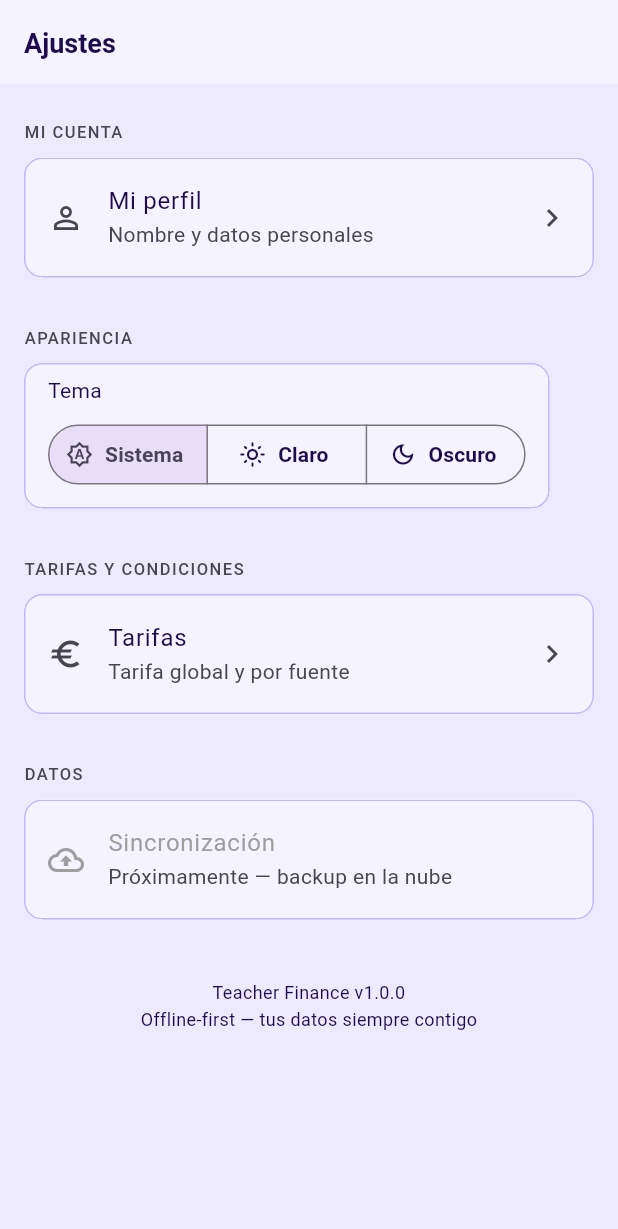
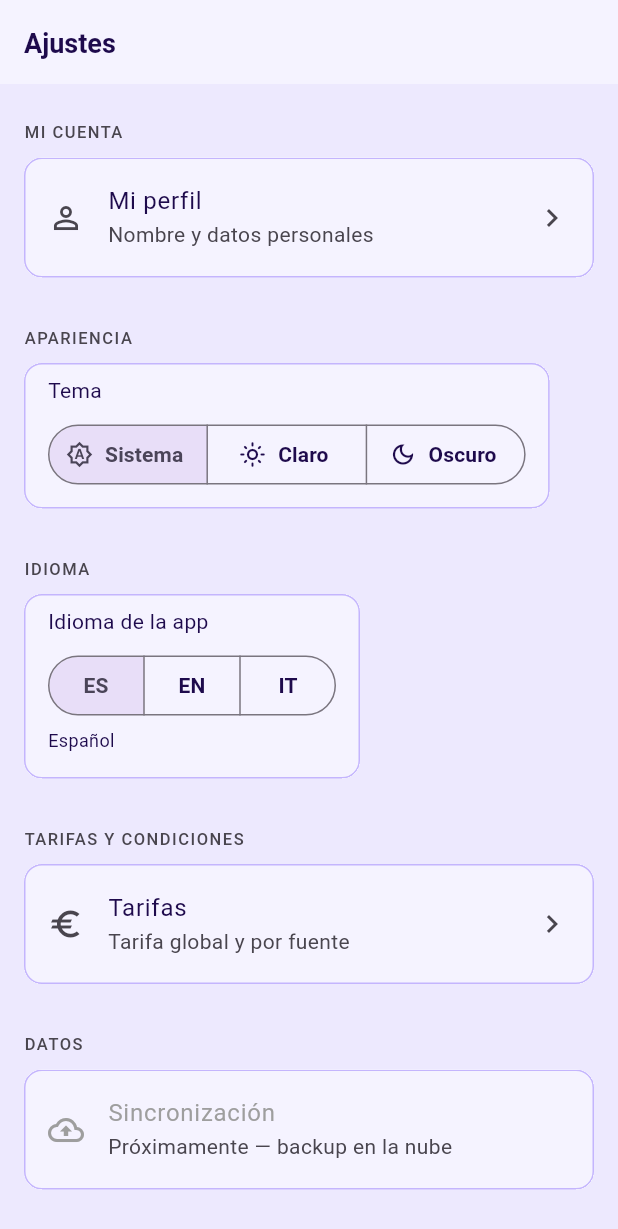
Before and after one commit to AlvaroMarcha/teacherapp, a Flutter app: the AjustesScreen screen opened by its route, on a phone screen of 412 x 824 dp. Shown: the top 1229 px of the screen. Run offline on Flutter 3.47's test engine with Material 3 defaults, Android fonts, the phone set to English and light mode, and no system bars; our stand-ins replace drift, flutter_colorpicker, flutter_riverpod, flutter_secure_storage, flutter_slidable, go_router and 2 more; accounts and stored records are empty; generated files the repository leaves out were written again.

Commit message:
feat: add language selection feature with locale management in settings

```diff
--- a/lib/presentation/providers/theme_provider.dart
+++ b/lib/presentation/providers/theme_provider.dart
@@ -1,3 +1,4 @@
+import 'package:flutter/material.dart';
 import 'package:flutter_riverpod/flutter_riverpod.dart';
 import 'package:shared_preferences/shared_preferences.dart';
 
@@ -58,3 +59,47 @@ final tarifaGlobalProvider =
     StateNotifierProvider<TarifaGlobalNotifier, double>(
   (ref) => TarifaGlobalNotifier(),
 );
+
+// ── Idioma de la app ─────────────────────────────────────────────────────────
+
+const _kLocaleKey = 'app_locale';
+
+enum AppLocale {
+  es('es', 'ES', 'Español'),
+  en('en', 'US', 'English'),
+  it('it', 'IT', 'Italiano');
+
+  const AppLocale(this.languageCode, this.countryCode, this.label);
+  final String languageCode;
+  final String countryCode;
+  final String label;
+
+  Locale get locale => Locale(languageCode, countryCode);
+}
+
+class LocaleNotifier extends StateNotifier<AppLocale> {
+  LocaleNotifier() : super(AppLocale.es) {
+    _load();
+  }
+
+  Future<void> _load() async {
+    final prefs = await SharedPreferences.getInstance();
+    final stored = prefs.getString(_kLocaleKey);
+    if (stored != null) {
+      state = AppLocale.values.firstWhere(
+        (l) => l.name == stored,
+        orElse: () => AppLocale.es,
+      );
+    }
+  }
+
+  Future<void> setLocale(AppLocale locale) async {
+    state = locale;
+    final prefs = await SharedPreferences.getInstance();
+    await prefs.setString(_kLocaleKey, locale.name);
+  }
+}
+
+final localeProvider = StateNotifierProvider<LocaleNotifier, AppLocale>(
+  (ref) => LocaleNotifier(),
+);
--- a/lib/presentation/screens/ajustes/ajustes_screen.dart
+++ b/lib/presentation/screens/ajustes/ajustes_screen.dart
@@ -12,6 +12,7 @@ class AjustesScreen extends ConsumerWidget {
   @override
   Widget build(BuildContext context, WidgetRef ref) {
     final themeMode = ref.watch(themeModeProvider);
+    final appLocale = ref.watch(localeProvider);
     return Scaffold(
       appBar: AppBar(title: const Text('Ajustes')),
       body: ListView(
@@ -65,6 +66,51 @@ class AjustesScreen extends ConsumerWidget {
                     style: const ButtonStyle(
                       tapTargetSize: MaterialTapTargetSize.shrinkWrap,
                     ),
+                  ),
+                ],
+              ),
+            ),
+          ),
+          _Section(
+            title: 'Idioma',
+            items: const [],
+            customContent: Padding(
+              padding: const EdgeInsets.fromLTRB(16, 8, 16, 16),
+              child: Column(
+                crossAxisAlignment: CrossAxisAlignment.start,
+                children: [
+                  Text('Idioma de la app', style: AppTextStyles.bodyMedium),
+                  const SizedBox(height: 12),
+                  SegmentedButton<AppLocale>(
+                    segments: const [
+                      ButtonSegment(
+                        value: AppLocale.es,
+                        label: Text('ES'),
+                      ),
+                      ButtonSegment(
+                        value: AppLocale.en,
+                        label: Text('EN'),
+                      ),
+                      ButtonSegment(
+                        value: AppLocale.it,
+                        label: Text('IT'),
+                      ),
+                    ],
+                    selected: {appLocale},
+                    onSelectionChanged: (selection) {
+                      ref
+                          .read(localeProvider.notifier)
+                          .setLocale(selection.first);
+                    },
+                    showSelectedIcon: false,
+                    style: const ButtonStyle(
+                      tapTargetSize: MaterialTapTargetSize.shrinkWrap,
+                    ),
+                  ),
+                  const SizedBox(height: 8),
+                  Text(
+                    appLocale.label,
+                    style: AppTextStyles.bodySmall,
                   ),
                 ],
               ),
```
Also changed, not shown: lib/app.dart (+7 -2 lines).
